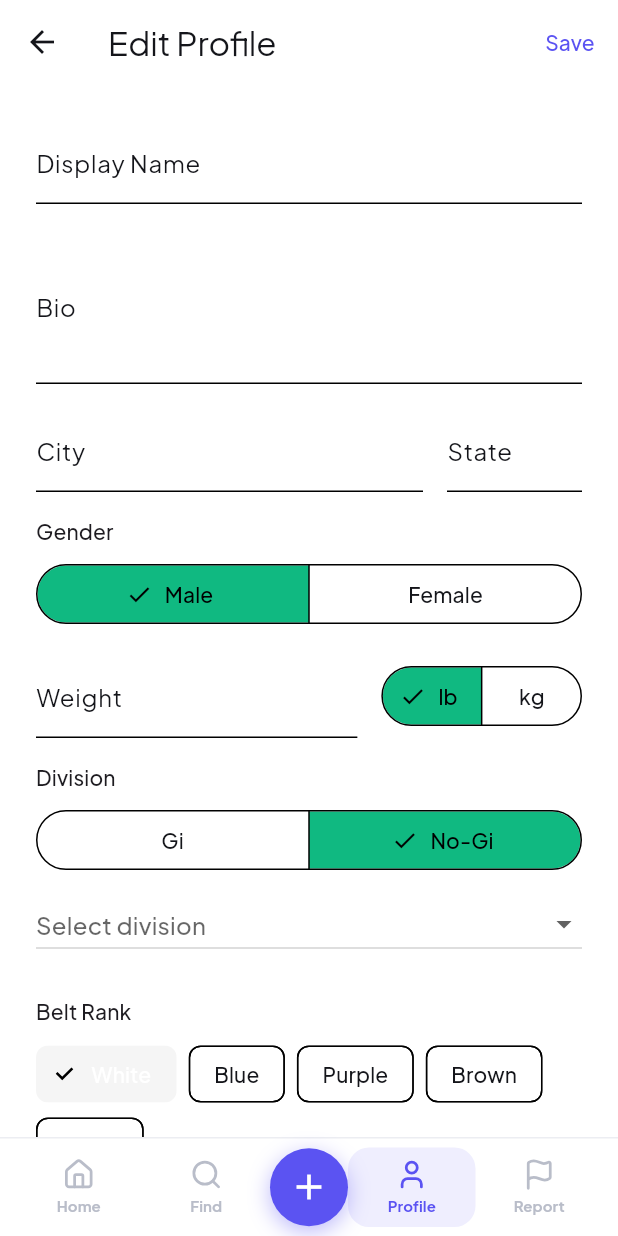
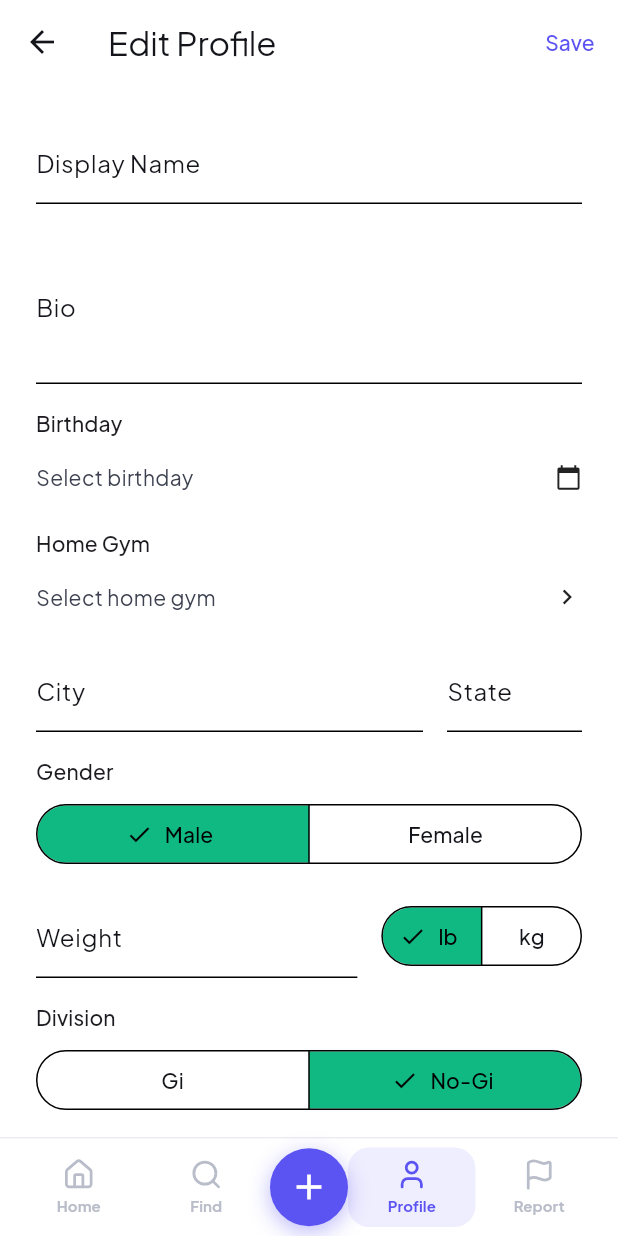
Before and after one commit to DavisSylvester/bjj-open-mat, a Flutter app: the EditProfileScreen screen opened by its route, on a phone screen of 412 x 824 dp. Run offline on Flutter 3.47's test engine with Material 3 defaults, Android fonts, the phone set to English and light mode, and no system bars; our stand-ins replace cached_network_image, dio, flutter_riverpod, flutter_secure_storage, geolocator, go_router and 3 more; missing offline and left inert: auth0_flutter; accounts and stored records are empty.

Commit message:
feat(mobile): permission-scoped profile edit (social users limited to birthday/belt/home-gym)

```diff
--- a/apps/mobile/lib/features/profile/screens/edit_profile_screen.dart
+++ b/apps/mobile/lib/features/profile/screens/edit_profile_screen.dart
@@ -1,10 +1,11 @@
 import 'package:flutter/material.dart';
 import 'package:flutter/services.dart';
 import 'package:flutter_riverpod/flutter_riverpod.dart';
-import 'package:go_router/go_router.dart';
 import '../../../app/theme.dart';
 import '../../../core/auth/auth_service.dart';
 import '../../../core/reference/ibjjf_weight_classes.dart';
+import '../../gyms/data/gym_repository.dart';
+import '../widgets/home_gym_picker.dart';
 
 class EditProfileScreen extends ConsumerStatefulWidget {
   const EditProfileScreen({super.key});
@@ -17,6 +18,9 @@ class _EditProfileScreenState extends ConsumerState<EditProfileScreen> {
   late TextEditingController _nameController;
   late TextEditingController _bioController;
   String _selectedBelt = 'white';
+  int _selectedStripes = 0;
+  DateTime? _birthday;
+  String? _homeGymId;
   late TextEditingController _cityController;
   late TextEditingController _stateController;
   late TextEditingController _weightValueController;
@@ -25,6 +29,7 @@ class _EditProfileScreenState extends ConsumerState<EditProfileScreen> {
   String _divisionContext = 'nogi';
   String? _weightDivision;
   bool _isSaving = false;
+  bool _social = false;
 
   static const _beltRanks = ['white', 'blue', 'purple', 'brown', 'black'];
 
@@ -32,9 +37,12 @@ class _EditProfileScreenState extends ConsumerState<EditProfileScreen> {
   void initState() {
     super.initState();
     final user = ref.read(authStateProvider).user;
+    _social = ref.read(authStateProvider).user?.isSocial ?? false;
     _nameController = TextEditingController(text: user?.displayName ?? '');
     _bioController = TextEditingController(text: user?.bio ?? '');
     _selectedBelt = user?.beltRank ?? 'white';
+    _birthday = user?.birthday != null ? DateTime.tryParse(user!.birthday!) : null;
+    _homeGymId = user?.homeGymId;
     _cityController = TextEditingController(text: user?.city ?? '');
     _stateController = TextEditingController(text: user?.state ?? '');
     _weightValueController =
@@ -55,29 +63,56 @@ class _EditProfileScreenState extends ConsumerState<EditProfileScreen> {
     super.dispose();
   }
 
+  Future<void> _pickBirthday() async {
+    final now = DateTime.now();
+    final picked = await showDatePicker(
+      context: context,
+      initialDate: _birthday ?? DateTime(now.year - 25, 1, 1),
+      firstDate: DateTime(now.year - 100),
+      lastDate: now,
+    );
+    if (picked != null) setState(() => _birthday = picked);
+  }
+
+  String? get _birthdayIso => _birthday == null
+      ? null
+      : '${_birthday!.year.toString().padLeft(4, '0')}-${_birthday!.month.toString().padLeft(2, '0')}-${_birthday!.day.toString().padLeft(2, '0')}';
+
+  Future<void> _pickHomeGym() async {
+    final gym = await showHomeGymPicker(context, ref);
+    if (gym != null) setState(() => _homeGymId = gym.id);
+  }
+
   Future<void> _save() async {
     setState(() => _isSaving = true);
-    final weightValue = double.tryParse(_weightValueController.text.trim());
-    await ref.read(authStateProvider.notifier).updateProfile({
-      'displayName': _nameController.text.trim(),
-      'bio': _bioController.text.trim(),
+    final social = ref.read(authStateProvider).user?.isSocial ?? false;
+    final updates = <String, dynamic>{
       'beltRank': _selectedBelt,
-      'city': _cityController.text.trim(),
-      'state': _stateController.text.trim(),
-      'gender': _gender,
-      if (weightValue != null) 'weightValue': weightValue,
-      'weightUnit': _weightUnit,
-      'weightDivisionContext': _divisionContext,
-      if (_weightDivision != null) 'weightDivision': _weightDivision,
-    });
+      'beltStripes': _selectedStripes,
+      if (_birthdayIso != null) 'birthday': _birthdayIso,
+      if (_homeGymId != null) 'homeGymId': _homeGymId,
+      if (!social) 'displayName': _nameController.text.trim(),
+      if (!social) 'bio': _bioController.text.trim(),
+      if (!social) 'city': _cityController.text.trim(),
+      if (!social) 'state': _stateController.text.trim(),
+      if (!social) 'gender': _gender,
+      if (!social) 'weightUnit': _weightUnit,
+      if (!social) 'weightDivisionContext': _divisionContext,
+      if (!social && _weightDivision != null) 'weightDivision': _weightDivision,
+      if (!social && double.tryParse(_weightValueController.text.trim()) != null)
+        'weightValue': double.tryParse(_weightValueController.text.trim()),
+    };
+    await ref.read(authStateProvider.notifier).updateProfile(updates);
     HapticFeedback.heavyImpact();
-    if (!mounted) return;
+    if (mounted) {
       setState(() => _isSaving = false);
-    context.pop();
+      Navigator.of(context).maybePop();
+    }
   }
 
   @override
   Widget build(BuildContext context) {
+    final social = _social;
     return Scaffold(
       appBar: AppBar(title: const Text('Edit Profile'), actions: [
         TextButton(onPressed: _isSaving ? null : _save, child: _isSaving ? const SizedBox(width: 16, height: 16, child: CircularProgressIndicator(strokeWidth: 2)) : const Text('Save')),
@@ -85,9 +120,44 @@ class _EditProfileScreenState extends ConsumerState<EditProfileScreen> {
       body: ListView(
         padding: const EdgeInsets.all(StitchTokens.lg),
         children: [
+          if (!social) ...[
             TextField(controller: _nameController, decoration: const InputDecoration(labelText: 'Display Name')),
             const SizedBox(height: StitchTokens.md),
             TextField(controller: _bioController, decoration: const InputDecoration(labelText: 'Bio'), maxLines: 3),
+            const SizedBox(height: StitchTokens.md),
+          ],
+          Text('Birthday', style: Theme.of(context).textTheme.labelLarge),
+          const SizedBox(height: StitchTokens.sm),
+          InkWell(
+            onTap: _pickBirthday,
+            child: Padding(
+              padding: const EdgeInsets.symmetric(vertical: StitchTokens.sm),
+              child: Row(
+                mainAxisAlignment: MainAxisAlignment.spaceBetween,
+                children: [
+                  Text(_birthdayIso ?? 'Select birthday'),
+                  const Icon(Icons.calendar_today, size: 18),
+                ],
+              ),
+            ),
+          ),
+          const SizedBox(height: StitchTokens.md),
+          Text('Home Gym', style: Theme.of(context).textTheme.labelLarge),
+          const SizedBox(height: StitchTokens.sm),
+          InkWell(
+            onTap: _pickHomeGym,
+            child: Padding(
+              padding: const EdgeInsets.symmetric(vertical: StitchTokens.sm),
+              child: Row(
+                mainAxisAlignment: MainAxisAlignment.spaceBetween,
+                children: [
+                  Expanded(child: _HomeGymLabel(homeGymId: _homeGymId)),
+                  const Icon(Icons.chevron_right, size: 20),
+                ],
+              ),
+            ),
+          ),
+          if (!social) ...[
             const SizedBox(height: StitchTokens.md),
             Row(children: [
               Expanded(
@@ -164,6 +234,7 @@ class _EditProfileScreenState extends ConsumerState<EditProfileScreen> {
                   .toList(),
               onChanged: (v) => setState(() => _weightDivision = v),
             ),
+          ],
           const SizedBox(height: StitchTokens.lg),
           Text('Belt Rank', style: Theme.of(context).textTheme.labelLarge),
           const SizedBox(height: StitchTokens.sm),
@@ -177,8 +248,36 @@ class _EditProfileScreenState extends ConsumerState<EditProfileScreen> {
               onSelected: (_) { HapticFeedback.selectionClick(); setState(() => _selectedBelt = belt); },
             )).toList(),
           ),
+          const SizedBox(height: StitchTokens.md),
+          Text('Stripes', style: Theme.of(context).textTheme.labelLarge),
+          const SizedBox(height: StitchTokens.sm),
+          Wrap(
+            spacing: StitchTokens.sm,
+            children: List.generate(5, (stripes) => ChoiceChip(
+              label: Text('$stripes'),
+              selected: stripes == _selectedStripes,
+              onSelected: (_) { HapticFeedback.selectionClick(); setState(() => _selectedStripes = stripes); },
+            )),
+          ),
         ],
       ),
     );
   }
 }
+
+class _HomeGymLabel extends ConsumerWidget {
+  final String? homeGymId;
+  const _HomeGymLabel({required this.homeGymId});
+
+  @override
+  Widget build(BuildContext context, WidgetRef ref) {
+    final id = homeGymId;
+    if (id == null) return const Text('Select home gym');
+    final gymAsync = ref.watch(gymByIdProvider(id));
+    return gymAsync.when(
+      data: (gym) => Text(gym.name),
+      loading: () => const Text('Loading...'),
+      error: (_, _) => const Text('Select home gym'),
+    );
+  }
+}
```
Lines whose indentation alone changed are shown as unchanged.
